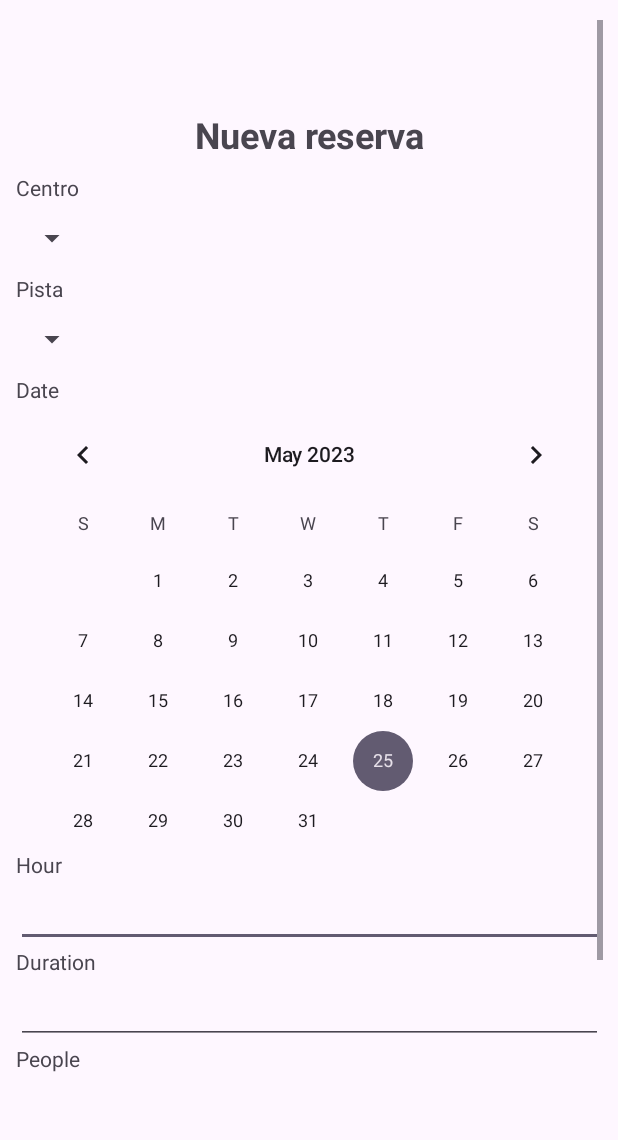
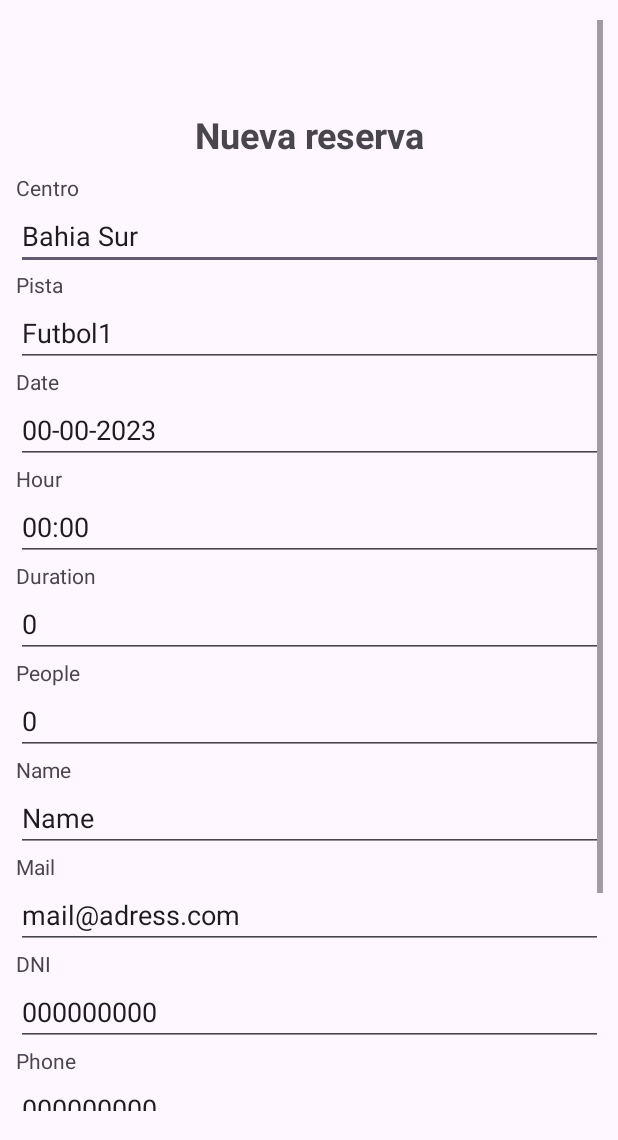
Before and after one commit to paulosanchezh/Pnet2023Android, an Android app: the screen it shows after launch (MainActivity), in the side drawer, after a tap on "Nueva reserva", on a phone screen of 412 x 824 dp, the part 96-1236 px from its top. Run offline under Robolectric (Android 15) with nearby library versions, the phone set to English and light mode, and no system bars; our stand-ins replace navigation-ui.

Commit message:
[FINAL PUSH]

```diff
--- a/app/src/main/java/es/uca/pnet2023/ApiService.kt
+++ b/app/src/main/java/es/uca/pnet2023/ApiService.kt
@@ -67,6 +67,7 @@ class ApiService {
     }
 
     suspend fun postData(data: Reservas) = withContext(Dispatchers.IO) {
+        println("coucou")
         val url = "http://10.0.2.2:8080/reservas"
         val json = Gson().toJson(data)
 
--- /dev/null
+++ b/app/src/main/java/es/uca/pnet2023/ReservarAdapter.kt
@@ -0,0 +1,56 @@
+package es.uca.pnet2023
+
+import android.view.LayoutInflater
+import android.view.View
+import android.view.ViewGroup
+import android.widget.Button
+import android.widget.EditText
+import android.widget.Spinner
+import androidx.lifecycle.lifecycleScope
+import androidx.recyclerview.widget.RecyclerView
+import kotlinx.coroutines.GlobalScope
+import kotlinx.coroutines.launch
+
+class ReservarAdapter() :
+    RecyclerView.Adapter<ReservarAdapter.ReservarViewHolder>() {
+
+    inner class ReservarViewHolder(itemView: View) : RecyclerView.ViewHolder(itemView) {
+        val centro: EditText = itemView.findViewById(R.id.editTextCentro)
+        val pista: EditText = itemView.findViewById(R.id.editTextPista)
+        val date: EditText = itemView.findViewById(R.id.editTextDate)
+        val time: EditText = itemView.findViewById(R.id.editTextTime)
+        val duration: EditText = itemView.findViewById(R.id.editTextNumberSigned)
+        val people: EditText = itemView.findViewById(R.id.editTextPeople)
+        val name: EditText = itemView.findViewById(R.id.editTextName)
+        val mail: EditText = itemView.findViewById(R.id.editTextEmailAddress)
+        val dni: EditText = itemView.findViewById(R.id.editTextDNI)
+        val phone: EditText = itemView.findViewById(R.id.editTextPhone)
+        val message: EditText = itemView.findViewById(R.id.editTextMessage)
+        val submitButton: Button = itemView.findViewById(R.id.submitButton)
+    }
+
+    override fun onCreateViewHolder(parent: ViewGroup, viewType: Int): ReservarViewHolder {
+        val itemView = LayoutInflater.from(parent.context)
+            .inflate(R.layout.list_item_reservas, parent, false)
+        return ReservarViewHolder(itemView)
+    }
+
+    override fun getItemCount(): Int {
+        TODO("Not yet implemented")
+    }
+
+    override fun onBindViewHolder(holder: ReservarViewHolder, position: Int) {
+        val apiService = ApiService()
+
+        holder.submitButton.setOnClickListener() {
+            println("salut")
+            GlobalScope.launch {
+                val data = Reservas("", holder.centro.text.toString(), holder.pista.text.toString(), holder.people.text.toString(), holder.date.text.toString(), holder.duration.text.toString(), holder.time.text.toString(), holder.dni.text.toString(), holder.message.text.toString(), holder.name.text.toString(), holder.mail.text.toString(), holder.phone.text.toString())
+                apiService.postData(data)
+            }
+        }
+
+
+    }
+
+}
--- a/app/src/main/java/es/uca/pnet2023/ReservarFragment.kt
+++ b/app/src/main/java/es/uca/pnet2023/ReservarFragment.kt
@@ -5,13 +5,22 @@ import androidx.fragment.app.Fragment
 import android.view.LayoutInflater
 import android.view.View
 import android.view.ViewGroup
+import androidx.recyclerview.widget.RecyclerView
 import com.google.android.material.button.MaterialButton
+import es.uca.pnet2023.databinding.FragmentReservasBinding
 
 class ReservarFragment : Fragment() {
 
     override fun onCreate(savedInstanceState: Bundle?) {
         super.onCreate(savedInstanceState)
     }
+
+    private var _binding: FragmentReservasBinding? = null
+    private val binding get() = _binding!!
+
+    private lateinit var recyclerView: RecyclerView
+    private lateinit var adapter: ReservasAdapter
+    private lateinit var viewModel: ReservasViewModel
 
     override fun onCreateView(
         inflater: LayoutInflater, container: ViewGroup?,
--- a/app/src/main/res/layout/fragment_reservar.xml
+++ b/app/src/main/res/layout/fragment_reservar.xml
@@ -33,10 +33,14 @@
                 android:layout_height="wrap_content"
                 android:text="Centro" />
 
-            <Spinner
-                android:id="@+id/spinnerCentro"
-                android:layout_width="wrap_content"
-                android:layout_height="48dp" />
+
+            <EditText
+                android:id="@+id/editTextCentro"
+                android:layout_width="match_parent"
+                android:layout_height="wrap_content"
+                android:ems="10"
+                android:inputType="text"
+                android:text="Bahia Sur" />
 
             <TextView
                 android:id="@+id/textViewReservarPista"
@@ -44,10 +48,14 @@
                 android:layout_height="wrap_content"
                 android:text="Pista" />
 
-            <Spinner
-                android:id="@+id/spinnerPista"
-                android:layout_width="wrap_content"
-                android:layout_height="48dp" />
+
+            <EditText
+                android:id="@+id/editTextPista"
+                android:layout_width="match_parent"
+                android:layout_height="wrap_content"
+                android:ems="10"
+                android:inputType="text"
+                android:text="Futbol1" />
 
             <TextView
                 android:id="@+id/textViewDate"
@@ -55,10 +63,13 @@
                 android:layout_height="wrap_content"
                 android:text="Date" />
 
-            <CalendarView
-                android:id="@+id/calendarView"
+            <EditText
+                android:id="@+id/editTextDate"
                 android:layout_width="match_parent"
-                android:layout_height="297dp" />
+                android:layout_height="wrap_content"
+                android:ems="10"
+                android:inputType="text"
+                android:text="00-00-2023"/>
 
             <TextView
                 android:id="@+id/textViewReservarHour"
@@ -71,7 +82,8 @@
                 android:layout_width="match_parent"
                 android:layout_height="wrap_content"
                 android:ems="10"
-                android:inputType="time" />
+                android:inputType="time"
+                android:text="00:00"/>
 
             <TextView
                 android:id="@+id/textViewReservarDuration"
@@ -84,7 +96,8 @@
                 android:layout_width="match_parent"
                 android:layout_height="wrap_content"
                 android:ems="10"
-                android:inputType="numberSigned" />
+                android:inputType="numberSigned"
+                android:text="0"/>
 
             <TextView
                 android:id="@+id/textViewReservarPeople"
@@ -93,11 +106,12 @@
                 android:text="People" />
 
             <EditText
-                android:id="@+id/editTextNumberSigned2"
+                android:id="@+id/editTextPeople"
                 android:layout_width="match_parent"
                 android:layout_height="wrap_content"
                 android:ems="10"
-                android:inputType="numberSigned" />
+                android:inputType="numberSigned"
+                android:text="0"/>
 
             <TextView
                 android:id="@+id/textViewReservarName"
@@ -105,17 +119,43 @@
                 android:layout_height="wrap_content"
                 android:text="Name" />
 
+            <EditText
+                android:id="@+id/editTextName"
+                android:layout_width="match_parent"
+                android:layout_height="wrap_content"
+                android:ems="10"
+                android:inputType="text"
+                android:text="Name" />
+
             <TextView
                 android:id="@+id/textViewReservarMail"
                 android:layout_width="match_parent"
                 android:layout_height="wrap_content"
+                android:inputType="text"
                 android:text="Mail" />
+
+            <EditText
+                android:id="@+id/editTextEmailAddress"
+                android:layout_width="match_parent"
+                android:layout_height="wrap_content"
+                android:ems="10"
+                android:inputType="textEmailAddress"
+                android:text="mail@adress.com"/>
 
             <TextView
                 android:id="@+id/textViewReservarDNI"
                 android:layout_width="match_parent"
                 android:layout_height="wrap_content"
-                android:text="DNI" />
+                android:text="DNI"
+                />
+
+            <EditText
+                android:id="@+id/editTextDNI"
+                android:layout_width="match_parent"
+                android:layout_height="wrap_content"
+                android:ems="10"
+                android:inputType="text"
+                android:text="000000000" />
 
             <TextView
                 android:id="@+id/textViewReservarPhone"
@@ -123,12 +163,40 @@
                 android:layout_height="wrap_content"
                 android:text="Phone" />
 
+            <EditText
+                android:id="@+id/editTextPhone"
+                android:layout_width="match_parent"
+                android:layout_height="wrap_content"
+                android:ems="10"
+                android:inputType="phone"
+                android:text="000000000"/>
+
             <TextView
                 android:id="@+id/textViewReservarMessage"
                 android:layout_width="match_parent"
                 android:layout_height="wrap_content"
                 android:text="Message" />
 
+            <EditText
+                android:id="@+id/editTextMessage"
+                android:layout_width="match_parent"
+                android:layout_height="wrap_content"
+                android:ems="10"
+                android:inputType="text"
+                android:text="Name" />
+
+            <Button
+                android:id="@+id/submitButton"
+                android:layout_width="match_parent"
+                android:layout_height="wrap_content"
+                android:text="Submit" />
+
+            <Button
+                android:id="@+id/button"
+                android:layout_width="match_parent"
+                android:layout_height="wrap_content"
+                android:text="Button" />
+
         </LinearLayout>
     </ScrollView>
 </androidx.constraintlayout.widget.ConstraintLayout>
```
